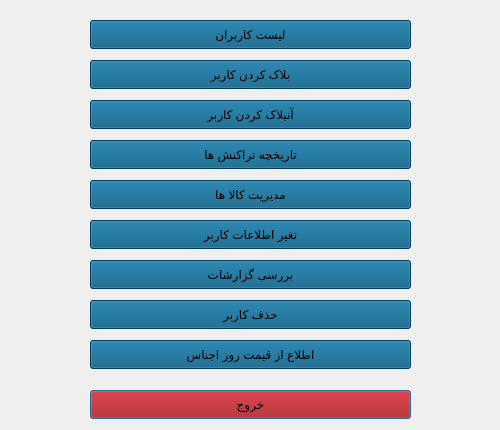
The window that menu/admin.ui (AP-projects-4001/alsa) describes before a commit, drawn with Qt 5.
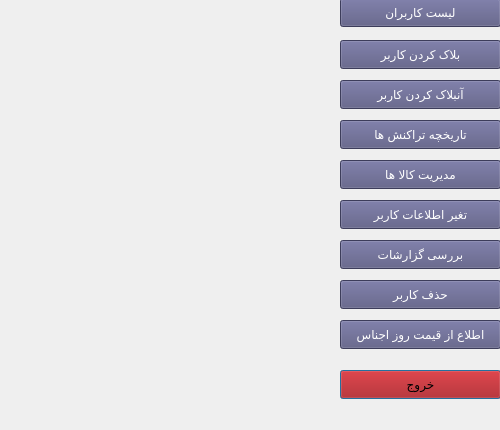
The same window after the commit. Icons and pictures are not drawn.

Diff of the .ui file:
```diff
--- a/menu/admin.ui
+++ b/menu/admin.ui
@@ -40,9 +40,9 @@
   <widget class="QPushButton" name="pushButton_8">
    <property name="geometry">
     <rect>
-     <x>90</x>
-     <y>390</y>
-     <width>321</width>
+     <x>340</x>
+     <y>370</y>
+     <width>161</width>
      <height>29</height>
     </rect>
    </property>
@@ -58,16 +58,16 @@
   <widget class="QPushButton" name="pushButton_10">
    <property name="geometry">
     <rect>
-     <x>90</x>
-     <y>20</y>
-     <width>321</width>
+     <x>340</x>
+     <y>-2</y>
+     <width>161</width>
      <height>29</height>
     </rect>
    </property>
    <property name="styleSheet">
     <string notr="true">background-image: url();
-color: rgb(0, 0, 0);
-background-color: rgb(0, 85, 127);</string>
+background-color: rgb(85, 85, 127);
+color: rgb(255, 255, 255);</string>
    </property>
    <property name="text">
     <string>لیست کاربران</string>
@@ -76,9 +76,9 @@
   <widget class="QPushButton" name="pushButton">
    <property name="geometry">
     <rect>
-     <x>90</x>
-     <y>60</y>
-     <width>321</width>
+     <x>340</x>
+     <y>40</y>
+     <width>161</width>
      <height>29</height>
     </rect>
    </property>
@@ -96,8 +96,8 @@
    </property>
    <property name="styleSheet">
     <string notr="true">background-image: url();
-color: rgb(0, 0, 0);
-background-color: rgb(0, 85, 127);</string>
+background-color: rgb(85, 85, 127);
+color: rgb(255, 255, 255);</string>
    </property>
    <property name="text">
     <string>بلاک کردن کاربر</string>
@@ -106,16 +106,16 @@
   <widget class="QPushButton" name="pushButton_2">
    <property name="geometry">
     <rect>
-     <x>90</x>
-     <y>100</y>
-     <width>321</width>
+     <x>340</x>
+     <y>80</y>
+     <width>161</width>
      <height>29</height>
     </rect>
    </property>
    <property name="styleSheet">
     <string notr="true">background-image: url();
-color: rgb(0, 0, 0);
-background-color: rgb(0, 85, 127);</string>
+background-color: rgb(85, 85, 127);
+color: rgb(255, 255, 255);</string>
    </property>
    <property name="text">
     <string>آنبلاک کردن کاربر</string>
@@ -124,16 +124,16 @@
   <widget class="QPushButton" name="pushButton_5">
    <property name="geometry">
     <rect>
-     <x>90</x>
-     <y>140</y>
-     <width>321</width>
+     <x>340</x>
+     <y>120</y>
+     <width>161</width>
      <height>29</height>
     </rect>
    </property>
    <property name="styleSheet">
     <string notr="true">background-image: url();
-color: rgb(0, 0, 0);
-background-color: rgb(0, 85, 127);</string>
+background-color: rgb(85, 85, 127);
+color: rgb(255, 255, 255);</string>
    </property>
    <property name="text">
     <string>تاریخچه تراکنش ها</string>
@@ -142,16 +142,16 @@
   <widget class="QPushButton" name="pushButton_6">
    <property name="geometry">
     <rect>
-     <x>90</x>
-     <y>180</y>
-     <width>321</width>
+     <x>340</x>
+     <y>160</y>
+     <width>161</width>
      <height>29</height>
     </rect>
    </property>
    <property name="styleSheet">
     <string notr="true">background-image: url();
-color: rgb(0, 0, 0);
-background-color: rgb(0, 85, 127);</string>
+background-color: rgb(85, 85, 127);
+color: rgb(255, 255, 255);</string>
    </property>
    <property name="text">
     <string>مدیریت کالا ها</string>
@@ -160,16 +160,16 @@
   <widget class="QPushButton" name="pushButton_3">
    <property name="geometry">
     <rect>
-     <x>90</x>
-     <y>220</y>
-     <width>321</width>
+     <x>340</x>
+     <y>200</y>
+     <width>161</width>
      <height>29</height>
     </rect>
    </property>
    <property name="styleSheet">
     <string notr="true">background-image: url();
-color: rgb(0, 0, 0);
-background-color: rgb(0, 85, 127);</string>
+background-color: rgb(85, 85, 127);
+color: rgb(255, 255, 255);</string>
    </property>
    <property name="text">
     <string>تغیر اطلاعات کاربر</string>
@@ -178,16 +178,16 @@
   <widget class="QPushButton" name="pushButton_7">
    <property name="geometry">
     <rect>
-     <x>90</x>
-     <y>260</y>
-     <width>321</width>
+     <x>340</x>
+     <y>240</y>
+     <width>161</width>
      <height>29</height>
     </rect>
    </property>
    <property name="styleSheet">
     <string notr="true">background-image: url();
-color: rgb(0, 0, 0);
-background-color: rgb(0, 85, 127);</string>
+background-color: rgb(85, 85, 127);
+color: rgb(255, 255, 255);</string>
    </property>
    <property name="text">
     <string>بررسی گزارشات</string>
@@ -196,16 +196,16 @@
   <widget class="QPushButton" name="pushButton_9">
    <property name="geometry">
     <rect>
-     <x>90</x>
-     <y>340</y>
-     <width>321</width>
+     <x>340</x>
+     <y>320</y>
+     <width>161</width>
      <height>29</height>
     </rect>
    </property>
    <property name="styleSheet">
     <string notr="true">background-image: url();
-color: rgb(0, 0, 0);
-background-color: rgb(0, 85, 127);</string>
+background-color: rgb(85, 85, 127);
+color: rgb(255, 255, 255);</string>
    </property>
    <property name="text">
     <string>اطلاع از قیمت روز اجناس</string>
@@ -214,16 +214,16 @@
   <widget class="QPushButton" name="pushButton_4">
    <property name="geometry">
     <rect>
-     <x>90</x>
-     <y>300</y>
-     <width>321</width>
+     <x>340</x>
+     <y>280</y>
+     <width>161</width>
      <height>29</height>
     </rect>
    </property>
    <property name="styleSheet">
     <string notr="true">background-image: url();
-color: rgb(0, 0, 0);
-background-color: rgb(0, 85, 127);</string>
+background-color: rgb(85, 85, 127);
+color: rgb(255, 255, 255);</string>
    </property>
    <property name="text">
     <string>حذف کاربر</string>
```
Left out of the diff: 2 changed lines with no effect on the pictures.
